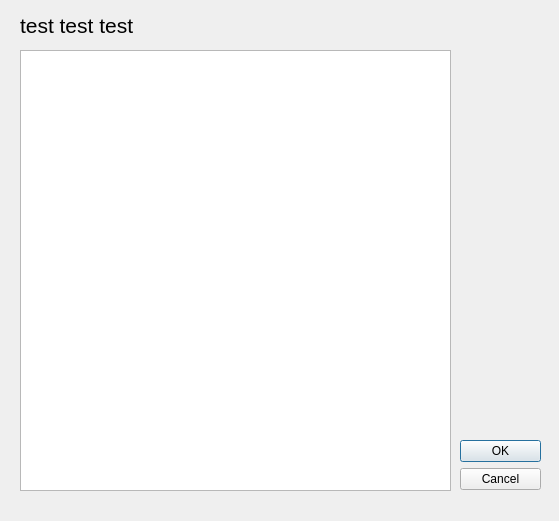
Qt form BaseballTour/customtrip.ui (awiswasi/WhoIsYourDatabase) before a commit.
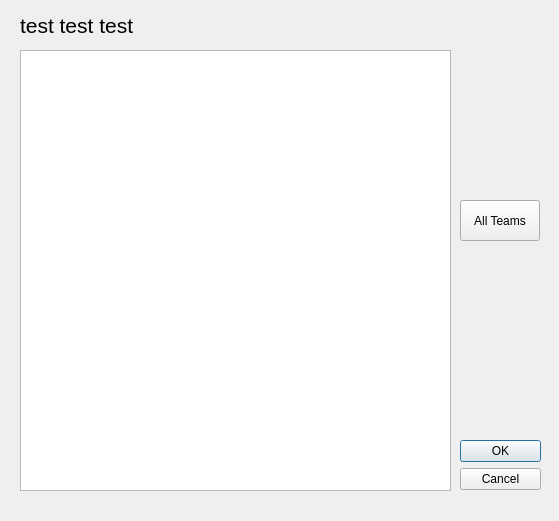
The same form after that commit.

What changed in the file:
```diff
--- a/BaseballTour/customtrip.ui
+++ b/BaseballTour/customtrip.ui
@@ -57,6 +57,19 @@
     </rect>
    </property>
   </widget>
+  <widget class="QPushButton" name="pushButton">
+   <property name="geometry">
+    <rect>
+     <x>460</x>
+     <y>200</y>
+     <width>80</width>
+     <height>41</height>
+    </rect>
+   </property>
+   <property name="text">
+    <string>All Teams</string>
+   </property>
+  </widget>
  </widget>
  <resources/>
  <connections>
```
